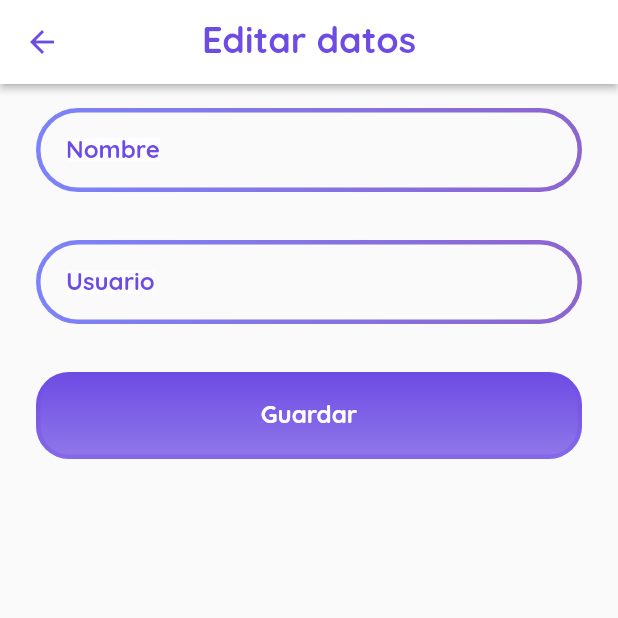
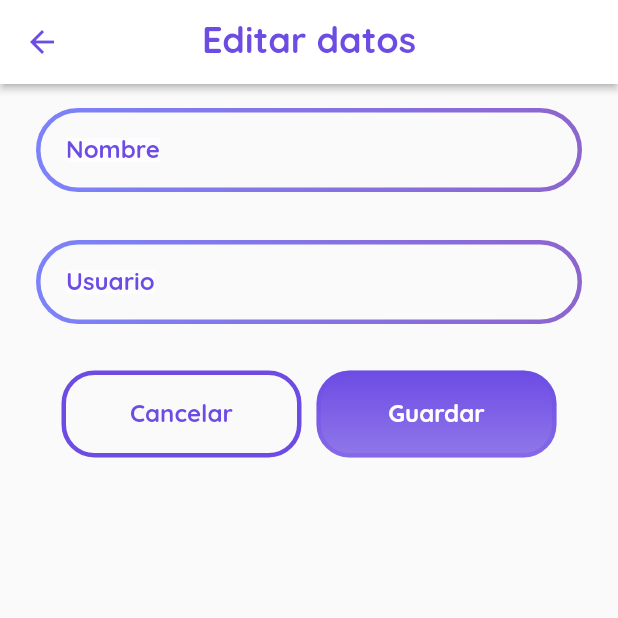
Before and after one commit to SimonRamos88/Aristeia, a Flutter app: the EditProfileScreen screen opened by its route, on a phone screen of 412 x 824 dp, the top half of it. Run offline on Flutter 3.47's test engine with Material 2 defaults, Android fonts, the phone set to English and light mode, and no system bars; our stand-ins replace auto_route, cloud_firestore, firebase_auth, firebase_core, flutter_rating_bar, gradient_borders and 1 more; accounts and stored records are empty.

Commit message:
Add: cancel buttom to edit user

```diff
--- a/lib/features/edit_profile_screen.dart
+++ b/lib/features/edit_profile_screen.dart
@@ -9,6 +9,7 @@ import 'package:firebase_auth/firebase_auth.dart';
 import 'package:flutter/material.dart';
 
 import '../core/network/auth.dart';
+import '../core/widgets/alert_dialog_widget.dart';
 
 @RoutePage()
 class EditProfileScreen extends StatefulWidget {
@@ -77,11 +78,32 @@ class _EditProfileScreen extends State<EditProfileScreen> {
             controller: _controllerUsertag,
             textIn: usertag,
             textInDefined: true),
-        MyButton(
-          buttonText: 'Guardar',
-          onTap: () {
-            updateUserData();
-          },
+        const SizedBox(height: 15),
+        Row(
+          mainAxisAlignment: MainAxisAlignment.center,
+          children: [
+            MyButton(
+              buttonText: 'Cancelar',
+              onTap: () {
+                Navigator.of(context).pop();
+              },
+              outlined: true,
+              large: false,
+              width: 150,
+              pink: false,
+              blue: false,
+            ),
+            const SizedBox(width: 10),
+            MyButton(
+              buttonText: 'Guardar',
+              onTap: () {
+                updateUserData();
+                Navigator.of(context).pop();
+              },
+              large: false,
+              width: 150,
+            ),
+          ],
         )
       ]),
     );
```
